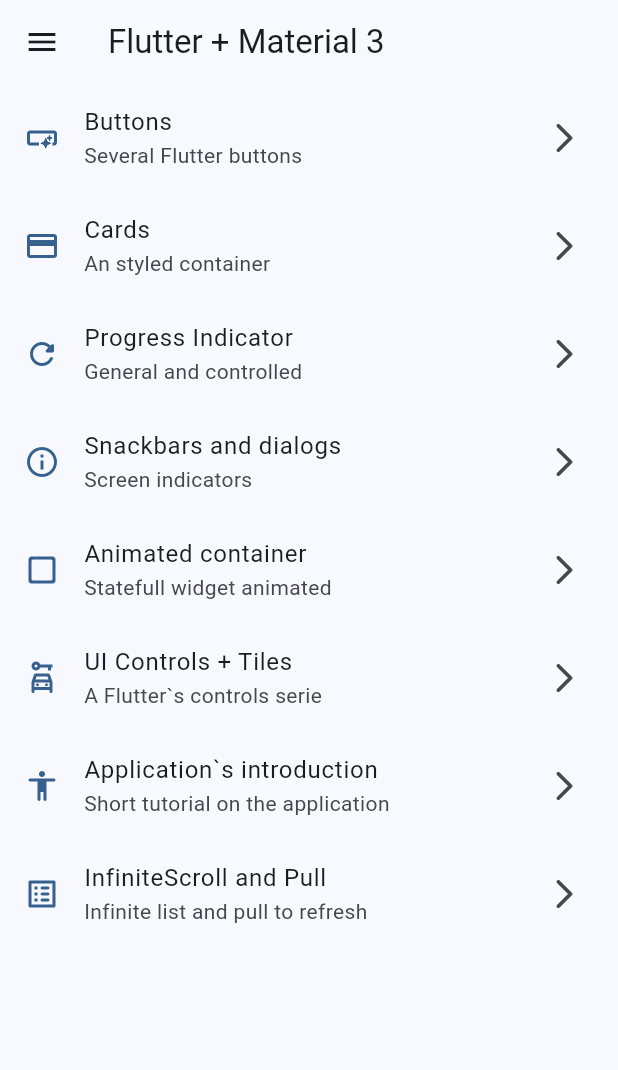
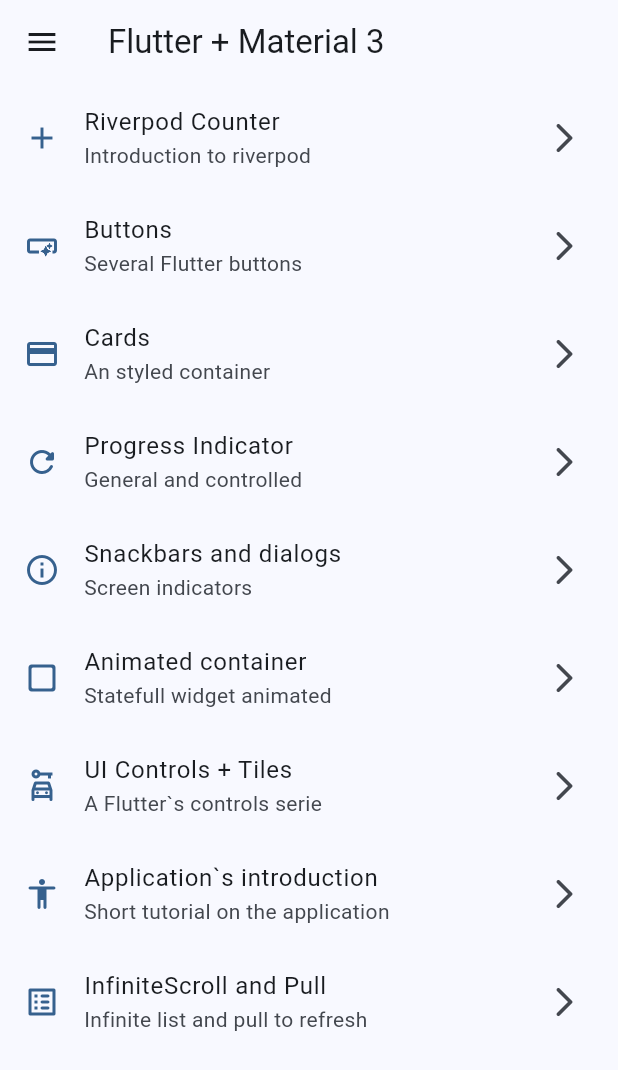
Before and after one commit to eandres8/flutter_widgets, a Flutter app: the screen it shows after launch, on a phone screen of 412 x 824 dp. Shown: the top 1070 px of the screen. Run offline on Flutter 3.47's test engine with Material 3 defaults, Android fonts, the phone set to English and light mode, and no system bars; our stand-ins replace animate_do, flutter_riverpod, go_router.

Commit message:
feat: add counter with riverpod as provider

```diff
--- a/lib/config/menu/menu_items.dart
+++ b/lib/config/menu/menu_items.dart
@@ -15,6 +15,13 @@ class MenuItem {
 }
 
 const appMenuItems = <MenuItem>[
+
+    MenuItem(
+      title: 'Riverpod Counter',
+      subTitle: 'Introduction to riverpod',
+      link: '/counter',
+      icon: Icons.add,
+    ),
 
   MenuItem(
     title: 'Buttons',
--- a/lib/config/router/app_router.dart
+++ b/lib/config/router/app_router.dart
@@ -60,5 +60,11 @@ GoRouter appRouter = GoRouter(
       builder: (BuildContext context, GoRouterState state) =>
           const InfiniteScrollScreen(),
     ),
+    GoRoute(
+      path: '/counter',
+      name: CounterScreen.name,
+      builder: (BuildContext context, GoRouterState state) =>
+          const CounterScreen(),
+    ),
   ],
 );
--- a/lib/main.dart
+++ b/lib/main.dart
@@ -1,10 +1,11 @@
 import 'package:flutter/material.dart';
+import 'package:flutter_riverpod/flutter_riverpod.dart';
 
 import 'package:widgets_app/config/router/app_router.dart';
 import 'package:widgets_app/config/theme/app_theme.dart';
 
 void main() {
-  runApp(const MainApp());
+  runApp(const ProviderScope(child: MainApp()));
 }
 
 class MainApp extends StatelessWidget {
--- /dev/null
+++ b/lib/views/providers/counter_provider.dart
@@ -0,0 +1,3 @@
+import 'package:flutter_riverpod/flutter_riverpod.dart';
+
+final counterProvider = StateProvider((ref) => 5);
--- a/lib/views/screens/screens.dart
+++ b/lib/views/screens/screens.dart
@@ -2,6 +2,7 @@ export 'package:widgets_app/views/screens/animated/animated_screen.dart';
 export 'package:widgets_app/views/screens/app_tutorial/app_tutorial_screen.dart';
 export 'package:widgets_app/views/screens/buttons/buttons_screen.dart';
 export 'package:widgets_app/views/screens/cards/cards_screen.dart';
+export 'package:widgets_app/views/screens/counter/counter_screen.dart';
 export 'package:widgets_app/views/screens/home/home_screen.dart';
 export 'package:widgets_app/views/screens/infinite_scroll/infinite_scroll_screen.dart';
 export 'package:widgets_app/views/screens/progress/progress_screen.dart';
--- a/pubspec.yaml
+++ b/pubspec.yaml
@@ -10,6 +10,7 @@ dependencies:
   animate_do: ^4.2.0
   flutter:
     sdk: flutter
+  flutter_riverpod: ^2.6.1
   go_router: ^16.1.0
 
 dev_dependencies:
```
Also changed, not shown: lib/views/screens/counter/counter_screen.dart (added, +33 -0 lines), pubspec.lock.
